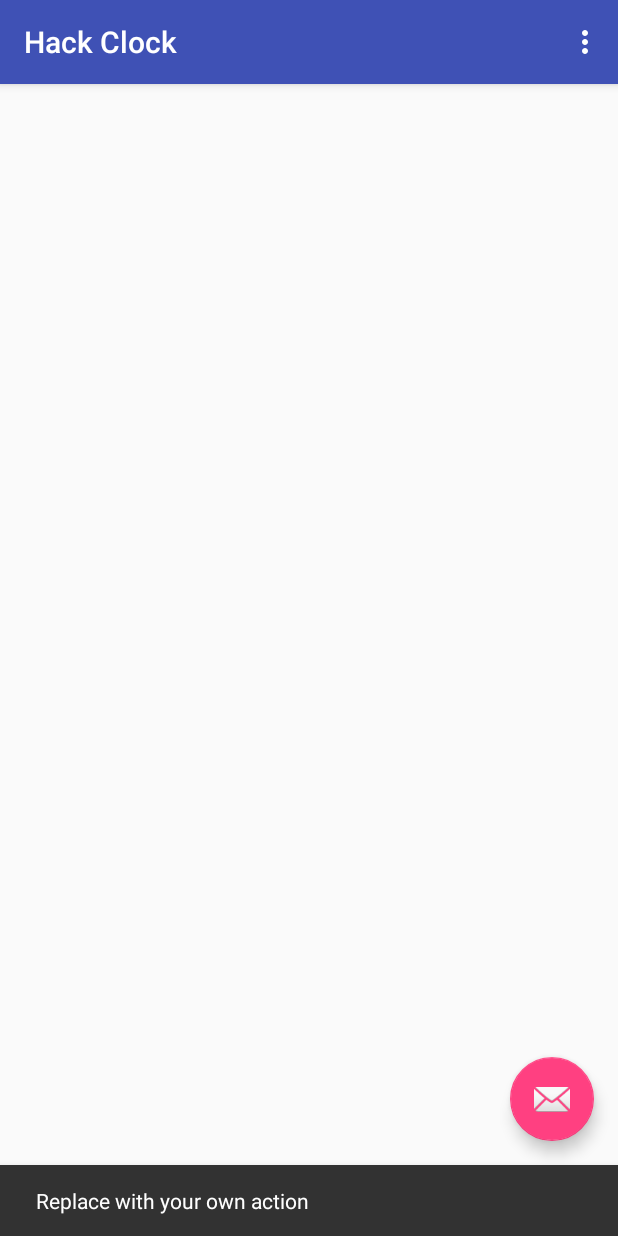
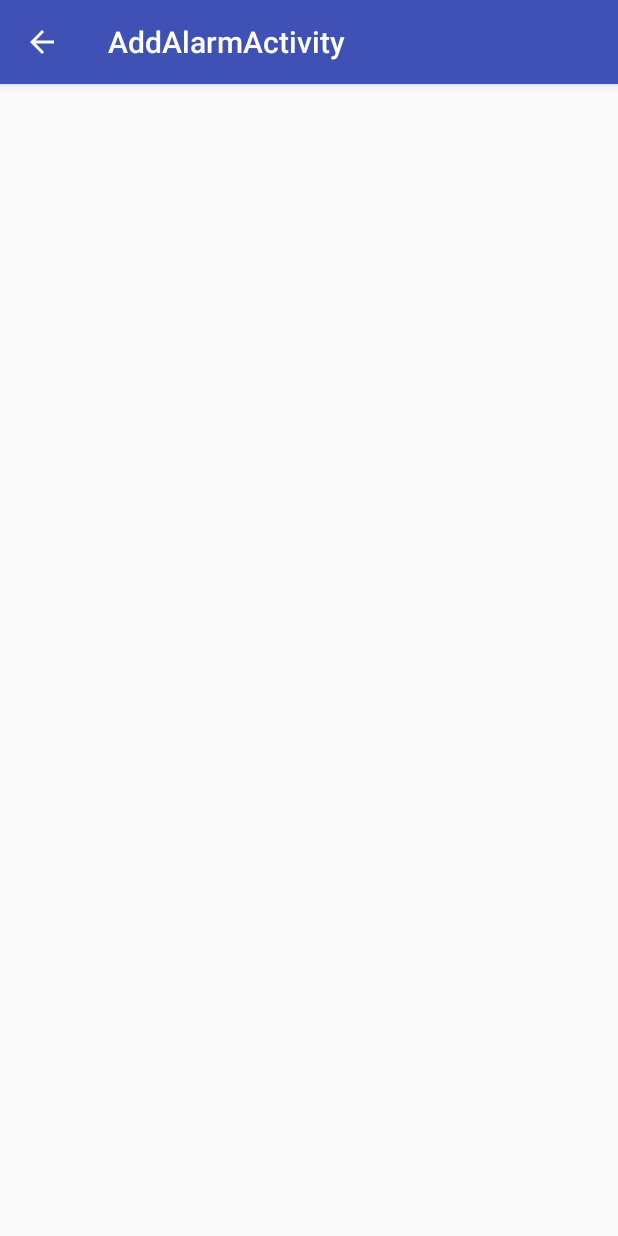
Before and after one commit to Michael-10/HackClock, an Android app: the screen it shows after launch (HomeActivity before the commit, AddAlarmActivity after it), after a tap on an icon or button, on a phone screen of 412 x 824 dp. Run offline under Robolectric (Android 15) with nearby library versions, the phone set to English and light mode, and no system bars.

Commit message:
On FAB click go to AddAlarmActivity

```diff
--- a/app/src/main/AndroidManifest.xml
+++ b/app/src/main/AndroidManifest.xml
@@ -20,7 +20,11 @@
         </activity>
         <activity
             android:name=".SettingsActivity"
-            android:label="@string/title_activity_settings"></activity>
+            android:label="@string/title_activity_settings" />
+        <activity
+            android:name=".AddAlarmActivity"
+            android:label="@string/title_activity_add_alarm"
+            android:theme="@style/AppTheme.NoActionBar"></activity>
     </application>
 
 </manifest>
--- /dev/null
+++ b/app/src/main/java/projecttadhisto/qtma/com/hackclock/AddAlarmActivity.java
@@ -0,0 +1,41 @@
+package projecttadhisto.qtma.com.hackclock;
+
+import android.os.Bundle;
+import android.support.design.widget.FloatingActionButton;
+import android.support.design.widget.Snackbar;
+import android.support.v7.app.AppCompatActivity;
+import android.support.v7.widget.Toolbar;
+import android.view.MenuItem;
+import android.view.View;
+
+public class AddAlarmActivity extends AppCompatActivity {
+
+    @Override
+    protected void onCreate(Bundle savedInstanceState) {
+        super.onCreate(savedInstanceState);
+        setContentView(R.layout.activity_add_alarm);
+        Toolbar toolbar = (Toolbar) findViewById(R.id.toolbar);
+        setSupportActionBar(toolbar);
+        // Adds back arrow button
+        getSupportActionBar().setDisplayHomeAsUpEnabled(true);
+    }
+
+    @Override
+    public boolean onOptionsItemSelected(MenuItem item) {
+        switch (item.getItemId()) {
+            // When toolbar back button is pressed
+            case android.R.id.home:
+                finish();
+                break;
+        }
+
+        return true;    // true means you always handled the menu selection
+    } // end onOptionsItemsSelected method
+
+    @Override
+    // When phone back button is pressed, go to parent activity.
+    public void onBackPressed() {
+        finish();
+    } // end onBackPressed method
+
+}
--- a/app/src/main/java/projecttadhisto/qtma/com/hackclock/HomeActivity.java
+++ b/app/src/main/java/projecttadhisto/qtma/com/hackclock/HomeActivity.java
@@ -26,14 +26,17 @@ public class HomeActivity extends AppCompatActivity {
         fab.setOnClickListener(new View.OnClickListener() {
             @Override
             public void onClick(View view) {
-                Snackbar.make(view, "Replace with your own action", Snackbar.LENGTH_LONG)
-                        .setAction("Action", null).show();
+                Intent iAddAlarm = new Intent(HomeActivity.this, AddAlarmActivity.class);
+                startActivity(iAddAlarm);
             }
         });
 
+        // Create arraylist to store alarms
         ArrayList<String> alarms = new ArrayList<>();
+        // Need adapter to display alarms
         AlarmAdapter adapter = new AlarmAdapter(alarms, this);
         ListView lvAlarms = (ListView) findViewById(R.id.lvAlarm);
+        // links the adapter to the listview on HomeActivity
         lvAlarms.setAdapter(adapter);
     }
 
--- /dev/null
+++ b/app/src/main/res/layout/activity_add_alarm.xml
@@ -0,0 +1,26 @@
+<?xml version="1.0" encoding="utf-8"?>
+<android.support.design.widget.CoordinatorLayout xmlns:android="http://schemas.android.com/apk/res/android"
+    xmlns:app="http://schemas.android.com/apk/res-auto"
+    xmlns:tools="http://schemas.android.com/tools"
+    android:layout_width="match_parent"
+    android:layout_height="match_parent"
+    android:fitsSystemWindows="true"
+    tools:context="projecttadhisto.qtma.com.hackclock.AddAlarmActivity">
+
+    <android.support.design.widget.AppBarLayout
+        android:layout_width="match_parent"
+        android:layout_height="wrap_content"
+        android:theme="@style/AppTheme.AppBarOverlay">
+
+        <android.support.v7.widget.Toolbar
+            android:id="@+id/toolbar"
+            android:layout_width="match_parent"
+            android:layout_height="?attr/actionBarSize"
+            android:background="?attr/colorPrimary"
+            app:popupTheme="@style/AppTheme.PopupOverlay" />
+
+    </android.support.design.widget.AppBarLayout>
+
+    <include layout="@layout/content_add_alarm" />
+
+</android.support.design.widget.CoordinatorLayout>
--- /dev/null
+++ b/app/src/main/res/layout/content_add_alarm.xml
@@ -0,0 +1,16 @@
+<?xml version="1.0" encoding="utf-8"?>
+<RelativeLayout xmlns:android="http://schemas.android.com/apk/res/android"
+    xmlns:app="http://schemas.android.com/apk/res-auto"
+    xmlns:tools="http://schemas.android.com/tools"
+    android:id="@+id/content_add_alarm"
+    android:layout_width="match_parent"
+    android:layout_height="match_parent"
+    android:paddingBottom="@dimen/activity_vertical_margin"
+    android:paddingLeft="@dimen/activity_horizontal_margin"
+    android:paddingRight="@dimen/activity_horizontal_margin"
+    android:paddingTop="@dimen/activity_vertical_margin"
+    app:layout_behavior="@string/appbar_scrolling_view_behavior"
+    tools:context="projecttadhisto.qtma.com.hackclock.AddAlarmActivity"
+    tools:showIn="@layout/activity_add_alarm">
+
+</RelativeLayout>
--- a/app/src/main/res/layout/content_home.xml
+++ b/app/src/main/res/layout/content_home.xml
@@ -16,7 +16,7 @@
     tools:context="projecttadhisto.qtma.com.hackclock.HomeActivity">
 
     <ListView
-        android:layout_width="wrap_content"
+        android:layout_width="match_parent"
         android:layout_height="wrap_content"
         android:id="@+id/lvAlarm">
 
--- a/app/src/main/res/values-v21/styles.xml
+++ b/app/src/main/res/values-v21/styles.xml
@@ -1,4 +1,5 @@
 <resources>
+
     <style name="AppTheme.NoActionBar">
         <item name="windowActionBar">false</item>
         <item name="windowNoTitle">true</item>
--- a/app/src/main/res/values/strings.xml
+++ b/app/src/main/res/values/strings.xml
@@ -74,4 +74,5 @@
     <string name="pref_ringtone_silent">Silent</string>
 
     <string name="pref_title_vibrate">Vibrate</string>
+    <string name="title_activity_add_alarm">AddAlarmActivity</string>
 </resources>
--- a/app/src/main/res/values/styles.xml
+++ b/app/src/main/res/values/styles.xml
@@ -7,11 +7,14 @@
         <item name="colorPrimaryDark">@color/colorPrimaryDark</item>
         <item name="colorAccent">@color/colorAccent</item>
     </style>
+
     <style name="AppTheme.NoActionBar">
         <item name="windowActionBar">false</item>
         <item name="windowNoTitle">true</item>
     </style>
+
     <style name="AppTheme.AppBarOverlay" parent="ThemeOverlay.AppCompat.Dark.ActionBar" />
+
     <style name="AppTheme.PopupOverlay" parent="ThemeOverlay.AppCompat.Light" />
 
 </resources>
```
Lines whose indentation alone changed are shown as unchanged.
